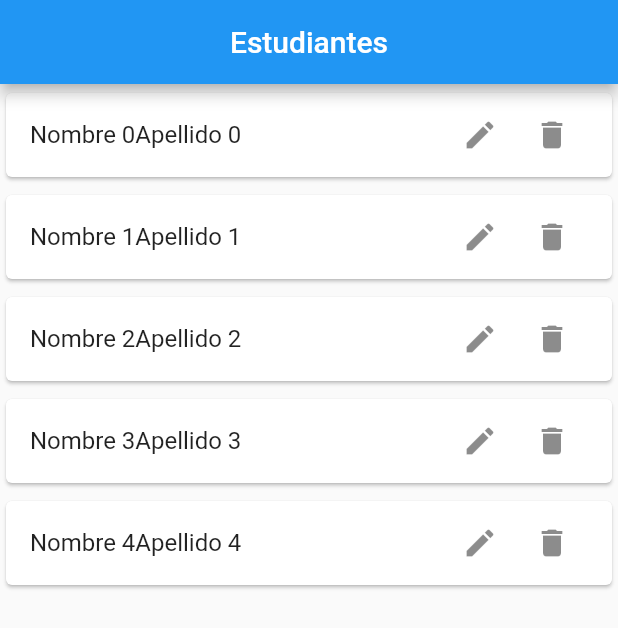
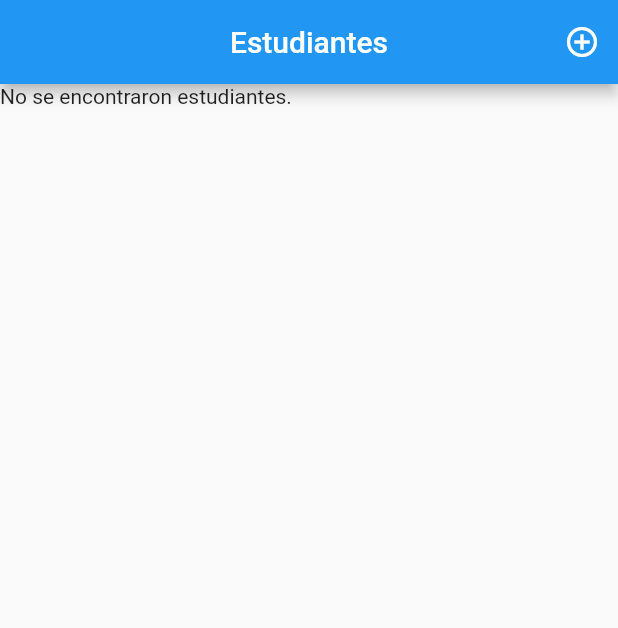
Before and after one commit to FelixGtz99/estudiantes_aplicacion, a Flutter app: the screen it shows after launch, on a phone screen of 412 x 824 dp. Shown: the top 628 px of the screen. Run offline on Flutter 3.47's test engine with Material 2 defaults, Android fonts, the phone set to English and light mode, and no system bars; our stand-ins replace sqflite; accounts and stored records are empty.

Commit message:
add: Add Student

```diff
--- a/lib/utils/constant.dart
+++ b/lib/utils/constant.dart
@@ -1,2 +1,4 @@
 //Routes
-const String studentList = 'student-list';
+const String studentList = 'student-list',
+    addStudent = 'add-student',
+    editStudent = 'edit-student';
--- a/lib/utils/routes.dart
+++ b/lib/utils/routes.dart
@@ -1,4 +1,5 @@
 
+import 'package:estudiantes_aplicacion/views/add_student.dart';
 import 'package:estudiantes_aplicacion/views/student_list.dart';
 import 'package:flutter/material.dart';
 
@@ -8,7 +9,8 @@
     switch (settings.name) {
       case studentList:
         return MaterialPageRoute(builder: (_) => const StudentList());
-
+      case addStudent:
+        return MaterialPageRoute(builder: (_) =>  AddStudent());
 
       default:
         return MaterialPageRoute(
--- a/lib/views/student_list.dart
+++ b/lib/views/student_list.dart
@@ -10,18 +10,22 @@
 
   @override
   Widget build(BuildContext context) {
-    final _studentService = StudentService();
-    return Scaffold(
-      appBar: CustomAppBar(title: 'Estudiantes'),
-      body:FutureBuilder<List<StudentModel>>(
-      future: _studentService.fetchStudents(),
+    final studentService = StudentService();
+    return WillPopScope(
+      onWillPop: () async {
+        return false;
+      },
+      child: Scaffold(
+          appBar: CustomAppBar(title: 'Estudiantes',showActions: true,),
+          body: FutureBuilder<List<StudentModel>>(
+            future: studentService.fetchStudents(),
             builder: (context, snapshot) {
               if (snapshot.connectionState == ConnectionState.waiting) {
-          return CircularProgressIndicator(); // Muestra un indicador de carga mientras se obtienen los datos
+                return const CircularProgressIndicator(); // Muestra un indicador de carga mientras se obtienen los datos
               } else if (snapshot.hasError) {
                 return Text('Error: ${snapshot.error}');
               } else if (!snapshot.hasData || snapshot.data!.isEmpty) {
-          return Text('No se encontraron estudiantes.');
+                return const Text('No se encontraron estudiantes.');
               } else {
                 return ListView.builder(
                   itemCount: snapshot.data!.length,
@@ -32,8 +36,7 @@
                 );
               }
             },
-    )
+          )),
     );
   }
-
 }
--- a/lib/widgets/appbar.dart
+++ b/lib/widgets/appbar.dart
@@ -1,15 +1,25 @@
 import 'package:flutter/material.dart';
 
+import 'package:estudiantes_aplicacion/utils/constant.dart';
 class CustomAppBar extends StatelessWidget implements PreferredSizeWidget {
-  CustomAppBar({required String this.title});
+  CustomAppBar({required this.title, this.showActions = false});
   String title;
+  bool showActions;
   @override
   Widget build(BuildContext context) {
     return AppBar(
       title: Text(title),
       centerTitle: true,
+
+      actions: [
+          if (showActions) IconButton(onPressed: () {
+
+            Navigator.pushNamed(context, addStudent);
+          }, icon: const Icon(Icons.add_circle_outline))
+      ],
     );
   }
-    @override
+
+  @override
   Size get preferredSize => const Size.fromHeight(kToolbarHeight);
 }
--- a/pubspec.yaml
+++ b/pubspec.yaml
@@ -9,7 +9,8 @@
 dependencies:
   flutter:
     sdk: flutter
-
+  path_provider: ^2.0.5
+  sqflite: ^2.0.0
 dev_dependencies:
   flutter_test:
     sdk: flutter
```
Also changed, not shown: lib/models/student.dart (+6 -5 lines), lib/services/student.dart (+10 -13 lines), lib/utils/database.dart (added, +56 -0 lines), lib/views/add_student.dart (+88 -0 lines), pubspec.lock, 1 other file. Lines whose indentation alone changed are shown as unchanged.
